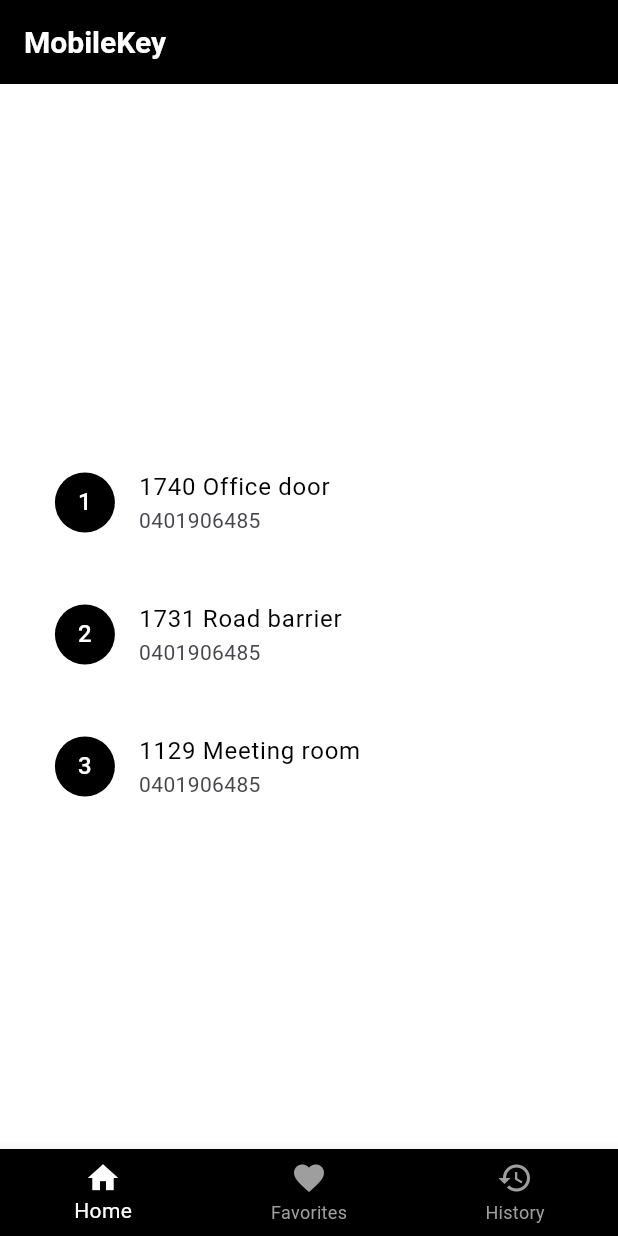
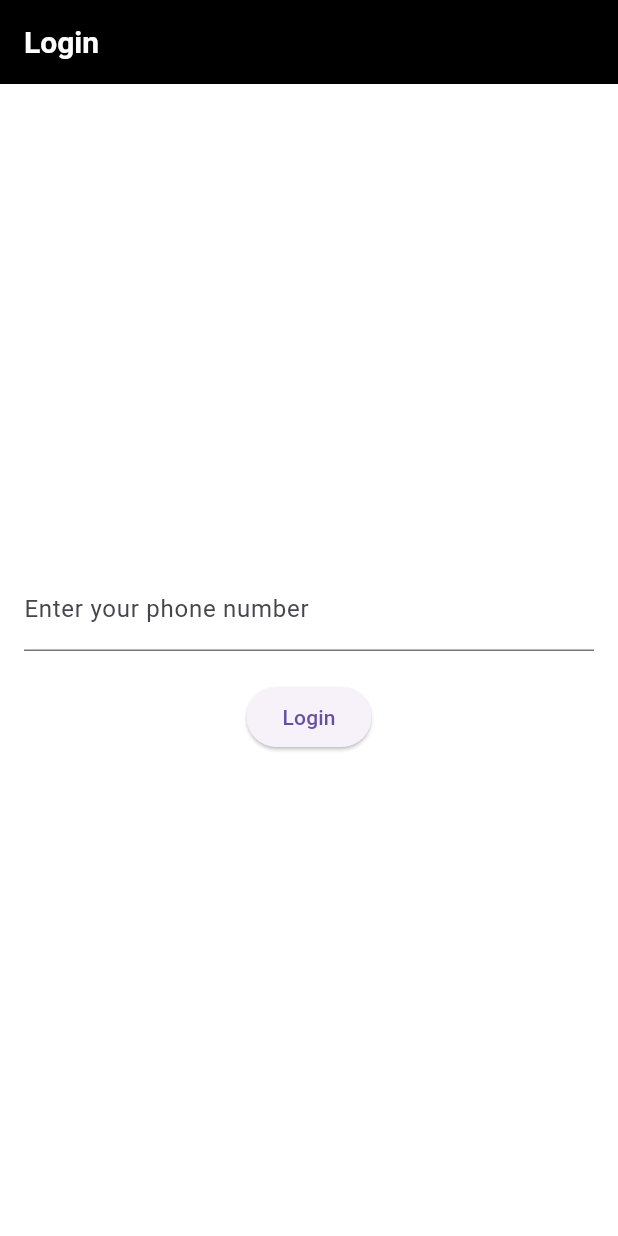
Before and after one commit to ilpop/mobilekey_ui, a Flutter app: the screen it shows after launch, on a phone screen of 412 x 824 dp. Run offline on Flutter 3.47's test engine with Material 3 defaults, Android fonts, the light colour scheme and no system bars; our stand-ins replace shared_preferences.

Commit message:
simple phone login and check if the number founds from data.json

```diff
--- a/lib/components/scrollable_list_view.dart
+++ b/lib/components/scrollable_list_view.dart
@@ -1,77 +1,41 @@
 import 'package:flutter/material.dart';
-import 'package:mobilekey_ui/services/json_parser.dart';
 
-class ScrollableListView extends StatefulWidget {
-  const ScrollableListView({super.key});
+class ScrollableListView extends StatelessWidget {
+  final String phoneNumber;
+  final List<String> assets;
 
-  @override
-  _ScrollableListViewState createState() => _ScrollableListViewState();
-}
-
-class _ScrollableListViewState extends State<ScrollableListView> {
-  String phoneNumber = '';
-  List<String> assets = [];
-
-  @override
-  void initState() {
-    super.initState();
-    loadDataFromAssets();
-  }
-
-  // Use the JsonParser class to load data from the assets
-  Future<void> loadDataFromAssets() async {
-    JsonParser jsonParser = JsonParser();
-    String assetPath = 'assets/data.json';
-
-    try {
-      List<dynamic> jsonData = await jsonParser.loadJsonFromAssets(assetPath);
-
-      // Assuming we want to process the first item in the array
-      if (jsonData.isNotEmpty) {
-        Map<String, dynamic> extractedData =
-            jsonParser.extractPhoneNumberAndAssets(jsonData[0]);
-
-        setState(() {
-          phoneNumber = extractedData['phoneNumber'];
-          assets = extractedData['assets'];
-        });
-      }
-    } catch (e) {
-      // Handle errors (e.g., show an error message)
-      print('Error loading data: $e');
-    }
-  }
+  const ScrollableListView(
+      {super.key, required this.phoneNumber, required this.assets});
 
   @override
   Widget build(BuildContext context) {
-    var screenWidth = MediaQuery.of(context).size.width;
+    // Calculate the height for three items (assuming each item is around 80 pixels in height)
     double itemHeight = 80.0;
+    double listHeight = itemHeight * 3; // For 3 items at a time
 
-    return phoneNumber.isEmpty && assets.isEmpty
-        ? Center(child: CircularProgressIndicator())
-        : Center(
-            child: Padding(
-              padding: EdgeInsets.symmetric(horizontal: 16.0),
+    return Center(
       child: SizedBox(
-                height: itemHeight * 3,
-                width: screenWidth > 600 ? 600 : screenWidth * 0.9,
+        height: listHeight, // Limit the height to fit 3 items
         child: ListView.builder(
           itemCount: assets.length,
           itemBuilder: (context, index) {
             return Padding(
-                      padding: EdgeInsets.symmetric(vertical: 8.0),
+              padding: const EdgeInsets.symmetric(vertical: 8.0),
               child: ListTile(
                 title: Text(
                   assets[index],
-                          style: const TextStyle(
-                              color: Colors.black), // Black text),
+                  style: const TextStyle(color: Colors.black), // Black text
                 ),
-                        subtitle: Text(phoneNumber),
+                subtitle: Text(
+                  phoneNumber,
+                  style: const TextStyle(color: Colors.black), // Black text
+                ),
                 leading: CircleAvatar(
-                          backgroundColor: Colors.black,
+                  backgroundColor: Colors.black, // Black background for avatars
                   child: Text(
                     '${index + 1}',
-                            style: const TextStyle(color: Colors.white),
+                    style: const TextStyle(
+                        color: Colors.white), // White text inside avatars
                   ),
                 ),
               ),
@@ -79,7 +43,6 @@ class _ScrollableListViewState extends State<ScrollableListView> {
           },
         ),
       ),
-            ),
     );
   }
 }
--- a/lib/main.dart
+++ b/lib/main.dart
@@ -1,5 +1,5 @@
 import 'package:flutter/material.dart';
-import '/pages/home_page.dart';
+import '/pages/login_page.dart';
 
 void main() => runApp(MyApp());
 
@@ -39,7 +39,7 @@ class MyApp extends StatelessWidget {
           color: Colors.white, // White icons
         ),
       ),
-      home: const HomePage(),
+      home: LoginPage(),
     );
   }
 }
--- a/lib/pages/home_page.dart
+++ b/lib/pages/home_page.dart
@@ -4,7 +4,10 @@ import 'package:mobilekey_ui/pages/favorites_page.dart'; // Import Favorites Pag
 import 'package:mobilekey_ui/pages/history_page.dart'; // Import History Page
 
 class HomePage extends StatefulWidget {
-  const HomePage({super.key});
+  final String phoneNumber;
+  final List<String> assets;
+
+  const HomePage({super.key, required this.phoneNumber, required this.assets});
 
   @override
   _HomePageState createState() => _HomePageState();
@@ -14,11 +17,17 @@ class _HomePageState extends State<HomePage> {
   int _selectedIndex = 0;
 
   // List of pages to switch between
-  final List<Widget> _pages = [
-    const ScrollableListView(), // Home Page content
-    const FavoritesPage(), // Placeholder Favorites Page
-    const HistoryPage(), // Placeholder History Page
-  ];
+  // A list of pages to display, passing the phone number and assets to the home page
+  List<Widget> get _pages {
+    return [
+      ScrollableListView(
+        phoneNumber: widget.phoneNumber,
+        assets: widget.assets,
+      ),
+      const FavoritesPage(), // Favorites Page (Placeholder)
+      const HistoryPage(), // History Page (Placeholder)
+    ];
+  }
 
   // Function to handle bottom navigation item taps
   void _onItemTapped(int index) {
--- /dev/null
+++ b/lib/pages/login_page.dart
@@ -0,0 +1,86 @@
+import 'package:flutter/material.dart';
+import 'package:mobilekey_ui/services/json_parser.dart';
+import 'package:mobilekey_ui/pages/home_page.dart';
+
+class LoginPage extends StatefulWidget {
+  const LoginPage({super.key});
+
+  @override
+  _LoginPageState createState() => _LoginPageState();
+}
+
+class _LoginPageState extends State<LoginPage> {
+  final TextEditingController _phoneController = TextEditingController();
+  String? _errorMessage;
+
+  // Function to validate the mobile number from the JSON data
+  Future<void> _login() async {
+    String enteredPhone = _phoneController.text.trim();
+    JsonParser jsonParser = JsonParser();
+    String assetPath = 'assets/data.json';
+
+    try {
+      List<dynamic> jsonData = await jsonParser.loadJsonFromAssets(assetPath);
+
+      for (var item in jsonData) {
+        if (item['field_phone'] == enteredPhone) {
+          Map<String, dynamic> extractedData =
+              jsonParser.extractPhoneNumberAndAssets(item);
+
+          // If the phone number is found, navigate to the home page and pass the data
+          Navigator.pushReplacement(
+            context,
+            MaterialPageRoute(
+              builder: (context) => HomePage(
+                phoneNumber: extractedData['phoneNumber'],
+                assets: extractedData['assets'],
+              ),
+            ),
+          );
+          return;
+        }
+      }
+
+      // If phone number not found, show an error
+      setState(() {
+        _errorMessage = 'Phone number not found.';
+      });
+    } catch (e) {
+      print('Error loading data: $e');
+      setState(() {
+        _errorMessage = 'An error occurred. Please try again.';
+      });
+    }
+  }
+
+  @override
+  Widget build(BuildContext context) {
+    return Scaffold(
+      appBar: AppBar(
+        title: const Text('Login'),
+      ),
+      body: Padding(
+        padding: const EdgeInsets.all(16.0),
+        child: Column(
+          mainAxisAlignment: MainAxisAlignment.center,
+          children: [
+            TextField(
+              controller: _phoneController,
+              keyboardType: TextInputType.phone,
+              decoration: InputDecoration(
+                labelText: 'Enter your phone number',
+                errorText: _errorMessage,
+              ),
+            ),
+            const SizedBox(height: 20),
+            ElevatedButton(
+              onPressed: _login,
+              child: const Text('Login'),
+              style: ElevatedButton.styleFrom(),
+            ),
+          ],
+        ),
+      ),
+    );
+  }
+}
```
Lines whose indentation alone changed are shown as unchanged.
